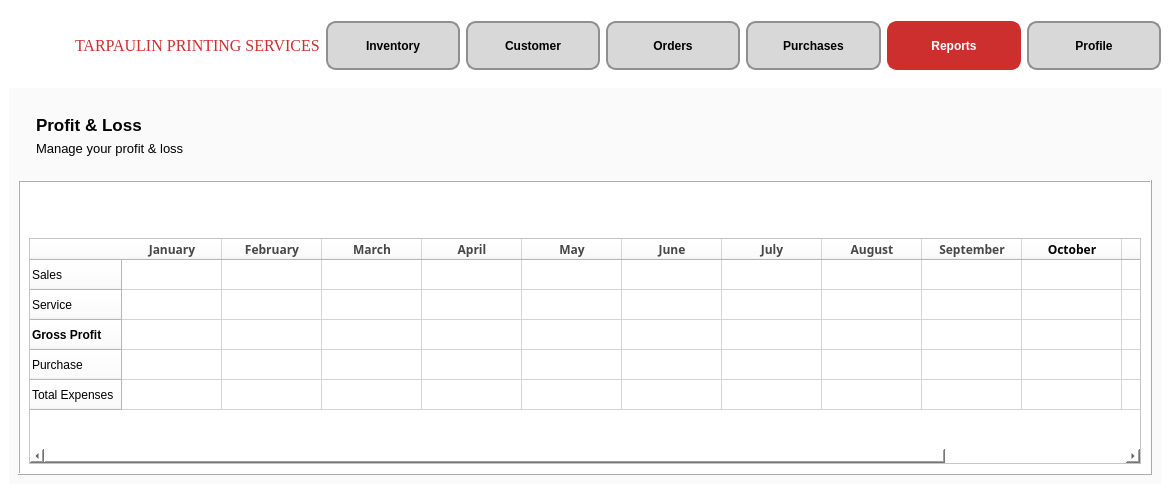
Above: Report.ui from CMacan/MCAV-desktop-app before the change. Below: the same form after it.
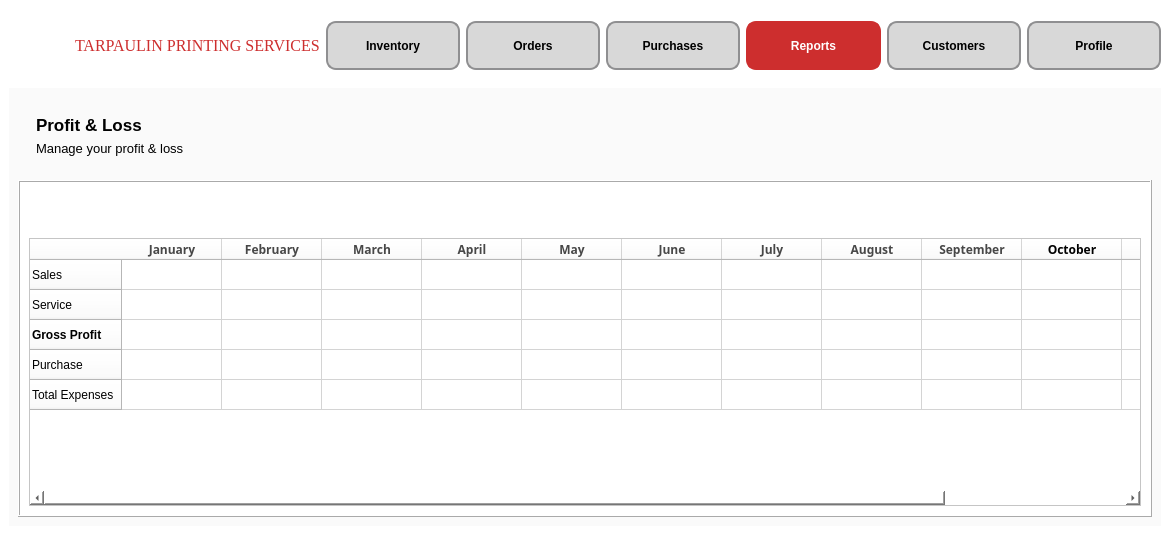
That is the form after the change. Icons and pictures are not drawn.

The edit to the form file:
```diff
--- a/Report.ui
+++ b/Report.ui
@@ -7,7 +7,7 @@
     <x>0</x>
     <y>0</y>
     <width>1170</width>
-    <height>493</height>
+    <height>535</height>
    </rect>
   </property>
   <property name="sizePolicy">
@@ -182,26 +182,6 @@
          </property>
         </widget>
        </item>
-       <item>
-        <widget class="QPushButton" name="Customer">
-         <property name="font">
-          <font>
-           <pointsize>-1</pointsize>
-           <weight>75</weight>
-           <bold>true</bold>
-          </font>
-         </property>
-         <property name="cursor">
-          <cursorShape>PointingHandCursor</cursorShape>
-         </property>
-         <property name="styleSheet">
-          <string notr="true">font-size:12px;</string>
-         </property>
-         <property name="text">
-          <string>Customer</string>
-         </property>
-        </widget>
-       </item>
        <item>
         <widget class="QPushButton" name="Order">
          <property name="font">
@@ -267,6 +247,26 @@
          </property>
         </widget>
        </item>
+       <item>
+        <widget class="QPushButton" name="Customer">
+         <property name="font">
+          <font>
+           <pointsize>-1</pointsize>
+           <weight>75</weight>
+           <bold>true</bold>
+          </font>
+         </property>
+         <property name="cursor">
+          <cursorShape>PointingHandCursor</cursorShape>
+         </property>
+         <property name="styleSheet">
+          <string notr="true">font-size:12px;</string>
+         </property>
+         <property name="text">
+          <string>Customers</string>
+         </property>
+        </widget>
+       </item>
        <item>
         <widget class="QPushButton" name="Profile">
          <property name="font">
```
